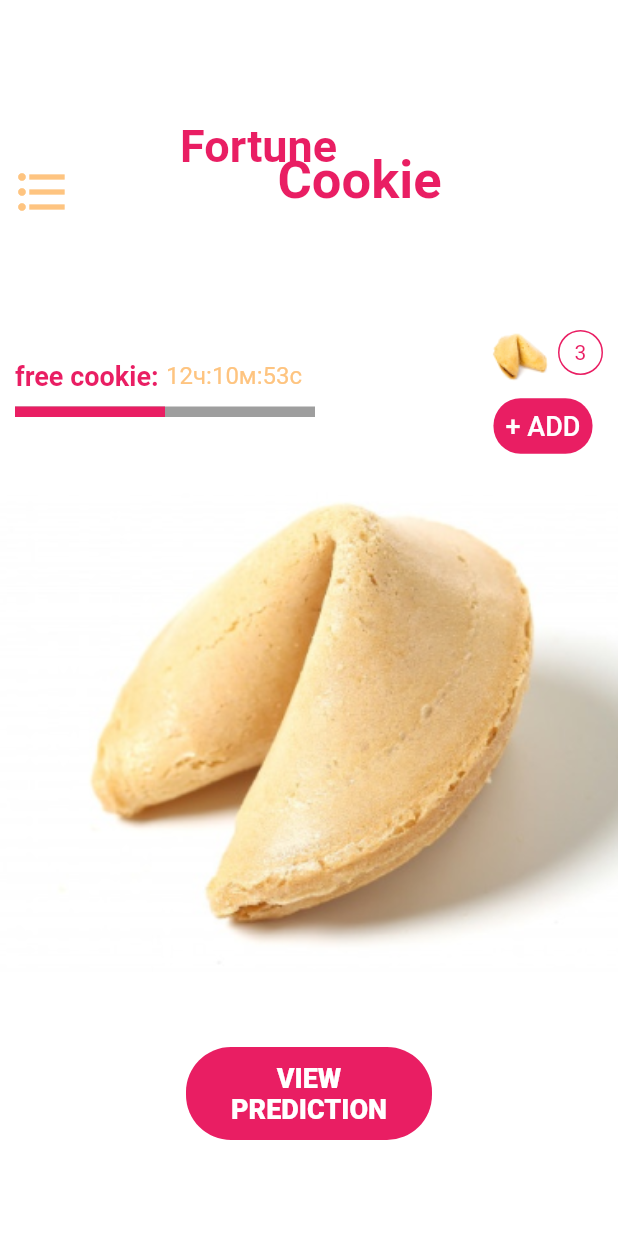
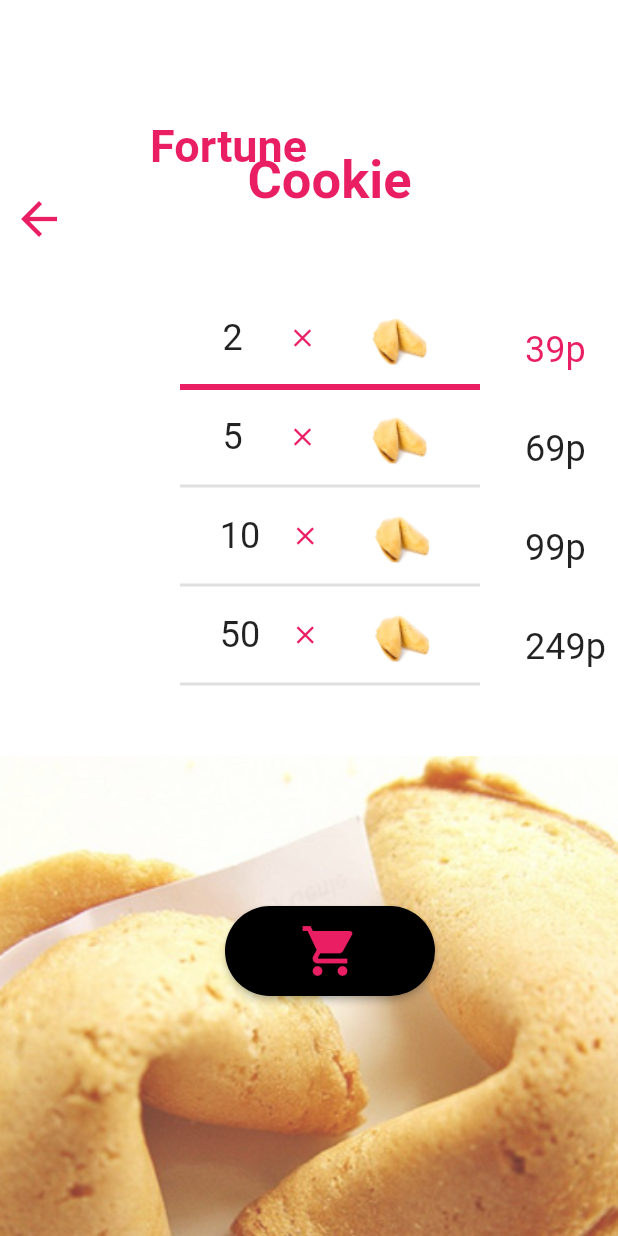
Before and after one commit to svychug/Fortune-cookie, a Flutter app: the ProfileScreen screen opened directly, after a tap on "+ ADD", on a phone screen of 412 x 824 dp. Run offline on Flutter 3.47's test engine with Material 2 defaults, Android fonts, the phone set to English and light mode, and no system bars; our stand-ins replace cloud_firestore, firebase_auth, firebase_core, google_fonts; accounts and stored records are empty; Roboto replaces fonts that are missing (Rochester).

Commit message:
buy_cookies_screen - Added Buy Cookies Screen.

```diff
--- /dev/null
+++ b/lib/ui/screens/buy_cookies_screen.dart
@@ -0,0 +1,355 @@
+import 'package:cloud_firestore/cloud_firestore.dart';
+import 'package:cookie/ui/screens/auth_screen.dart';
+import 'package:cookie/ui/screens/profile_screen.dart';
+import 'package:flutter/material.dart';
+import 'package:google_fonts/google_fonts.dart';
+import 'package:firebase_auth/firebase_auth.dart';
+
+class BuyCookiesScreen extends StatefulWidget {
+  const BuyCookiesScreen({Key? key}) : super(key: key);
+
+  @override
+  _BuyCookiesScreenState createState() => _BuyCookiesScreenState();
+}
+
+class _BuyCookiesScreenState extends State<BuyCookiesScreen> {
+  @override
+  Widget build(BuildContext context) {
+    return Scaffold(
+      body: Column(
+        children: [
+          SizedBox(
+            height: 160,
+            width: double.infinity,
+            child: Stack(
+              children: [
+                Positioned(
+                  top: 80,
+                  left: 100,
+                  child: Text(
+                    "Fortune",
+                    style: GoogleFonts.vollkornSc(
+                      color: Theme.of(context).primaryColor,
+                      fontSize: 30,
+                      fontWeight: FontWeight.bold,
+                    ),
+                  ),
+                ),
+                Positioned(
+                  top: 100,
+                  left: 165,
+                  child: Text(
+                    "Cookie",
+                    style: GoogleFonts.vollkornSc(
+                      color: Theme.of(context).primaryColor,
+                      fontSize: 35,
+                      fontWeight: FontWeight.bold,
+                    ),
+                  ),
+                ),
+                Positioned(
+                  top: 120,
+                  child: IconButton(
+                    icon: const Icon(
+                      Icons.arrow_back,
+                      color: Colors.pink,
+                      size: 36,
+                    ),
+                    onPressed: () {
+                      Navigator.of(context).pop();
+                    },
+                  ),
+                ),
+              ],
+            ),
+          ),
+          const SizedBox(
+            height: 40,
+          ),
+          Column(
+            children: [
+              Row(
+                children: [
+                  const SizedBox(
+                    width: 120,
+                  ),
+                  Column(
+                    children: [
+                      Row(
+                        children: [
+                          Text(
+                            '2',
+                            style: GoogleFonts.roboto(
+                              fontSize: 24,
+                            ),
+                          ),
+                          const SizedBox(
+                            width: 30,
+                          ),
+                          const Icon(
+                            Icons.close,
+                            color: Colors.pink,
+                            size: 20,
+                          ),
+                          const SizedBox(
+                            width: 30,
+                          ),
+                          Container(
+                            width: 50,
+                            height: 50,
+                            decoration: const BoxDecoration(
+                              image: DecorationImage(
+                                image: AssetImage(
+                                    "assets/images/little_cookie.png"),
+                                fit: BoxFit.cover,
+                              ),
+                            ),
+                          ),
+                        ],
+                      ),
+                      const SizedBox(
+                        width: 200,
+                        child: Divider(
+                          thickness: 4,
+                          color: Colors.pink,
+                        ),
+                      ),
+                    ],
+                  ),
+                  const SizedBox(
+                    width: 30,
+                  ),
+                  Text(
+                    '39р',
+                    style: GoogleFonts.rochester(
+                      fontSize: 24,
+                      color: Colors.pink,
+                    ),
+                  ),
+                ],
+              ),
+              Row(
+                children: [
+                  const SizedBox(
+                    width: 120,
+                  ),
+                  Column(
+                    children: [
+                      Row(
+                        mainAxisAlignment: MainAxisAlignment.spaceBetween,
+                        children: [
+                          Text(
+                            '5',
+                            style: GoogleFonts.roboto(
+                              fontSize: 24,
+                            ),
+                          ),
+                          const SizedBox(
+                            width: 30,
+                          ),
+                          const Icon(
+                            Icons.close,
+                            color: Colors.pink,
+                            size: 20,
+                          ),
+                          const SizedBox(
+                            width: 30,
+                          ),
+                          Container(
+                            width: 50,
+                            height: 50,
+                            decoration: const BoxDecoration(
+                              image: DecorationImage(
+                                image: AssetImage(
+                                    "assets/images/little_cookie.png"),
+                                fit: BoxFit.cover,
+                              ),
+                            ),
+                          ),
+                        ],
+                      ),
+                      const SizedBox(
+                        width: 200,
+                        child: Divider(
+                          thickness: 2,
+                        ),
+                      ),
+                    ],
+                  ),
+                  const SizedBox(
+                    width: 30,
+                  ),
+                  Text(
+                    '69р',
+                    style: GoogleFonts.rochester(
+                      fontSize: 24,
+                    ),
+                  ),
+                ],
+              ),
+              Row(
+                children: [
+                  const SizedBox(
+                    width: 120,
+                  ),
+                  Column(
+                    children: [
+                      Row(
+                        mainAxisAlignment: MainAxisAlignment.spaceBetween,
+                        children: [
+                          Text(
+                            '10',
+                            style: GoogleFonts.roboto(
+                              fontSize: 24,
+                            ),
+                          ),
+                          const SizedBox(
+                            width: 20,
+                          ),
+                          const Icon(
+                            Icons.close,
+                            color: Colors.pink,
+                            size: 20,
+                          ),
+                          const SizedBox(
+                            width: 30,
+                          ),
+                          Container(
+                            width: 50,
+                            height: 50,
+                            decoration: const BoxDecoration(
+                              image: DecorationImage(
+                                image: AssetImage(
+                                    "assets/images/little_cookie.png"),
+                                fit: BoxFit.cover,
+                              ),
+                            ),
+                          ),
+                        ],
+                      ),
+                      const SizedBox(
+                        width: 200,
+                        child: Divider(
+                          thickness: 2,
+                        ),
+                      ),
+                    ],
+                  ),
+                  const SizedBox(
+                    width: 30,
+                  ),
+                  Text(
+                    '99р',
+                    style: GoogleFonts.rochester(
+                      fontSize: 24,
+                    ),
+                  ),
+                ],
+              ),
+              Row(
+                children: [
+                  const SizedBox(
+                    width: 120,
+                  ),
+                  Column(
+                    children: [
+                      Row(
+                        mainAxisAlignment: MainAxisAlignment.spaceBetween,
+                        children: [
+                          Text(
+                            '50',
+                            style: GoogleFonts.roboto(
+                              fontSize: 24,
+                            ),
+                          ),
+                          const SizedBox(
+                            width: 20,
+                          ),
+                          const Icon(
+                            Icons.close,
+                            color: Colors.pink,
+                            size: 20,
+                          ),
+                          const SizedBox(
+                            width: 30,
+                          ),
+                          Container(
+                            width: 50,
+                            height: 50,
+                            decoration: const BoxDecoration(
+                              image: DecorationImage(
+                                image: AssetImage(
+                                    "assets/images/little_cookie.png"),
+                                fit: BoxFit.cover,
+                              ),
+                            ),
+                          ),
+                        ],
+                      ),
+                      const SizedBox(
+                        width: 200,
+                        child: Divider(
+                          thickness: 2,
+                        ),
+                      ),
+                    ],
+                  ),
+                  const SizedBox(
+                    width: 30,
+                  ),
+                  Text(
+                    '249р',
+                    style: GoogleFonts.rochester(
+                      fontSize: 24,
+                    ),
+                  ),
+                ],
+              ),
+            ],
+          ),
+          const Spacer(),
+          Stack(
+            children: [
+              Container(
+                width: double.infinity,
+                height: 320,
+                decoration: const BoxDecoration(
+                  image: DecorationImage(
+                    image: AssetImage(
+                        "assets/images/background_buy_cookies_screen.png"),
+                    fit: BoxFit.fitWidth,
+                  ),
+                ),
+              ),
+              Positioned(
+                top:100,
+                left: 150,
+                child: ElevatedButton(
+                  onPressed: () {},
+                  child: const Icon(
+                    Icons.shopping_cart,
+                    color: Colors.pink,
+                    size: 40,
+                  ),
+                  style: ButtonStyle(
+                    padding: MaterialStateProperty.all(
+                      const EdgeInsets.only(
+                          left: 50, right: 50, top: 10, bottom: 10),
+                    ),
+                    backgroundColor:
+                        MaterialStateProperty.all<Color>(Colors.black),
+                    shape: MaterialStateProperty.all<RoundedRectangleBorder>(
+                      RoundedRectangleBorder(
+                        borderRadius: BorderRadius.circular(30),
+                      ),
+                    ),
+                  ),
+                ),
+              ),
+            ],
+          ),
+        ],
+      ),
+    );
+  }
+}
--- a/lib/ui/screens/profile_screen.dart
+++ b/lib/ui/screens/profile_screen.dart
@@ -1,4 +1,4 @@
-import 'package:cookie/ui/screens/auth_screen.dart';
+import 'package:cookie/ui/screens/buy_cookies_screen.dart';
 import 'package:flutter/material.dart';
 import 'package:google_fonts/google_fonts.dart';
 
@@ -151,7 +151,14 @@ class _ProfileScreenState extends State<ProfileScreen> {
                           ),
                         ),
                       ),
-                      onPressed: () {},
+                      onPressed: () {
+                        Navigator.push(
+                          context,
+                          MaterialPageRoute(builder: (context) {
+                            return BuyCookiesScreen();
+                          }),
+                        );
+                      },
                       child: Text(
                         "+ ADD",
                         style: GoogleFonts.roboto(
@@ -194,13 +201,13 @@ class _ProfileScreenState extends State<ProfileScreen> {
                 ),
               ),
             ),
-            onPressed: () {
+            onPressed: () {/*
               Navigator.push(
                 context,
                 MaterialPageRoute(builder: (context) {
                   return Container();
                 }),
-              );
+              );*/
             },
             child: Text(
               "VIEW \nPREDICTION",
--- a/lib/ui/screens/user_settings_screen.dart
+++ b/lib/ui/screens/user_settings_screen.dart
@@ -4,6 +4,8 @@ import 'package:cookie/ui/screens/profile_screen.dart';
 import 'package:flutter/material.dart';
 import 'package:google_fonts/google_fonts.dart';
 import 'package:firebase_auth/firebase_auth.dart';
+
+import 'buy_cookies_screen.dart';
 
 class UserSettingsScreen extends StatefulWidget {
   const UserSettingsScreen({Key? key, this.uid}) : super(key: key);
@@ -261,7 +263,14 @@ class _UserSettingsScreenState extends State<UserSettingsScreen> {
                                 ),
                               ),
                             ),
-                            onPressed: () {},
+                            onPressed: () {
+                              Navigator.push(
+                                context,
+                                MaterialPageRoute(builder: (context) {
+                                  return BuyCookiesScreen();
+                                }),
+                              );
+                            },
                             child: Text(
                               "+ ADD",
                               style: GoogleFonts.roboto(
--- a/pubspec.yaml
+++ b/pubspec.yaml
@@ -61,6 +61,7 @@ flutter:
     - assets/images/blurred_cookie.png
     - assets/images/background_profile_screen.png
     - assets/images/little_cookie.png
+    - assets/images/background_buy_cookies_screen.png
 
   # The following line ensures that the Material Icons font is
   # included with your application, so that you can use the icons in
```
Also changed, not shown: assets/images/background_buy_cookies_screen.png (added).
